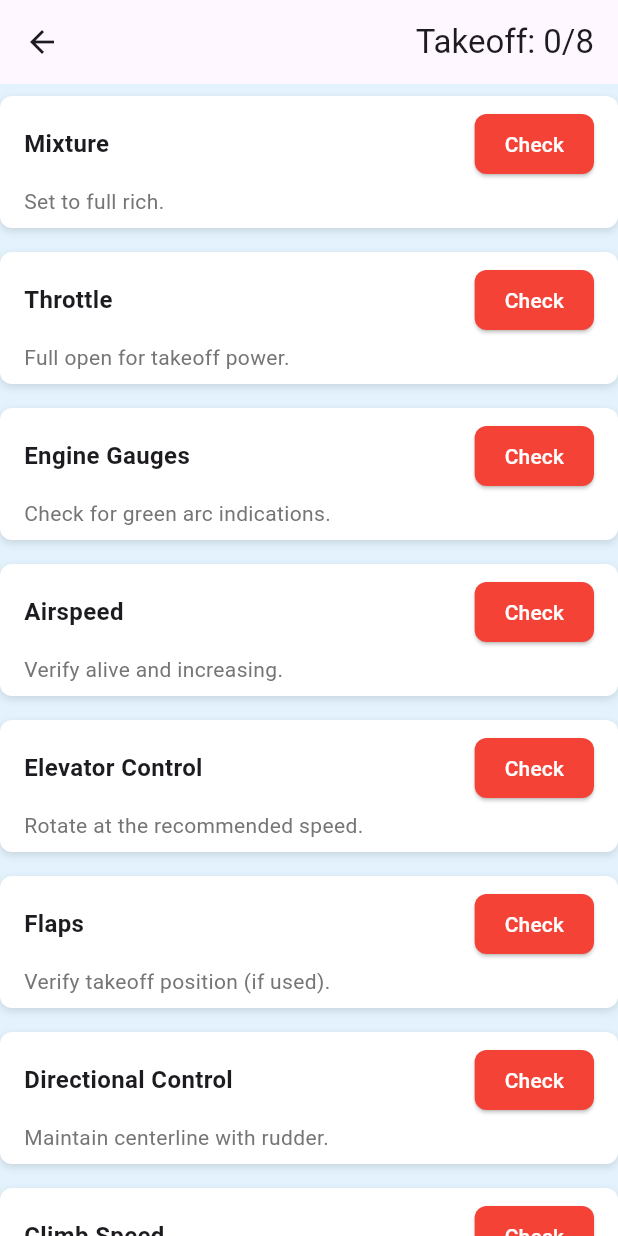
After one commit to flutify-sa/c152, a Flutter app: the TakeoffChecklistScreen screen opened directly, on a phone screen of 412 x 824 dp. The commit adds this screen. Run offline on Flutter 3.47's test engine with Material 3 defaults, Android fonts, the phone set to English and light mode, and no system bars.

Commit message:
adding checklists

```diff
--- /dev/null
+++ b/lib/beforetakeoff.dart
@@ -0,0 +1,124 @@
+import 'package:c152/checklistitem.dart';
+import 'package:flutter/material.dart';
+
+class BeforeTakeoffChecklistScreen extends StatefulWidget {
+  const BeforeTakeoffChecklistScreen({super.key});
+
+  @override
+  BeforeTakeoffChecklistScreenState createState() =>
+      BeforeTakeoffChecklistScreenState();
+}
+
+class BeforeTakeoffChecklistScreenState
+    extends State<BeforeTakeoffChecklistScreen> {
+  // List of checklist items and their requirements for Before Takeoff
+  final List<Map<String, String>> checklistItems = [
+    {'item': 'Flight Controls', 'req': 'Check for free and correct movement.'},
+    {'item': 'Flight Instruments', 'req': 'Set and verify correct settings.'},
+    {'item': 'Fuel Selector', 'req': 'Ensure set to BOTH.'},
+    {'item': 'Mixture', 'req': 'Set to FULL RICH.'},
+    {'item': 'Trim', 'req': 'Set for takeoff.'},
+    {'item': 'Flaps', 'req': 'Set for takeoff if required.'},
+    {'item': 'Throttle', 'req': 'Set to 1700 RPM for engine run-up.'},
+    {'item': 'Magnetos', 'req': 'Check (Drop should not exceed 125 RPM).'},
+    {'item': 'Carburetor Heat', 'req': 'Check and set as required.'},
+    {'item': 'Engine Gauges', 'req': 'Check for proper indications.'},
+    {'item': 'Ammeter and Suction', 'req': 'Verify proper operation.'},
+    {'item': 'Throttle Idle', 'req': 'Check for smooth operation.'},
+    {'item': 'Mixture', 'req': 'Lean for altitude if required.'},
+    {
+      'item': 'Radio and Navigation Equipment',
+      'req': 'Set and verify frequencies.'
+    },
+    {'item': 'Takeoff Briefing', 'req': 'Complete takeoff briefing.'},
+    {'item': 'Doors and Windows', 'req': 'Ensure secure.'},
+    {'item': 'Transponder', 'req': 'Set to ALT.'},
+    {
+      'item': 'Lights',
+      'req': 'Set as required (beacon, strobe, landing light).'
+    },
+    {'item': 'Parking Brake', 'req': 'Release before taxi to runway.'},
+  ];
+
+  // Track the state of each checklist item
+  List<bool> isCompleted = [];
+
+  @override
+  void initState() {
+    super.initState();
+    // Initialize all items as not completed
+    isCompleted = List<bool>.filled(checklistItems.length, false);
+  }
+
+  // Calculate the number of completed checks
+  int get completedCount => isCompleted.where((completed) => completed).length;
+
+  // Check if all items are completed
+  bool get allCompleted => completedCount == checklistItems.length;
+
+  @override
+  Widget build(BuildContext context) {
+    return Scaffold(
+      backgroundColor: Colors.blue.shade50,
+      appBar: AppBar(
+        title: Row(
+          children: [
+            Expanded(
+              child: Text(
+                '',
+                overflow: TextOverflow.ellipsis,
+              ),
+            ),
+            allCompleted
+                ? Text(
+                    'COMPLETED',
+                    style: TextStyle(
+                        color: Colors.green, fontWeight: FontWeight.bold),
+                  )
+                : Text(
+                    'Before Takeoff: $completedCount/${checklistItems.length}'),
+          ],
+        ),
+      ),
+      body: SingleChildScrollView(
+        child: Column(
+          children: [
+            ListView.builder(
+              shrinkWrap: true,
+              physics: NeverScrollableScrollPhysics(),
+              itemCount: checklistItems.length,
+              itemBuilder: (context, index) {
+                return Padding(
+                  padding: const EdgeInsets.symmetric(vertical: 8.0),
+                  child: Container(
+                    decoration: BoxDecoration(
+                      color: Colors.white,
+                      borderRadius: BorderRadius.circular(8.0),
+                      boxShadow: [
+                        BoxShadow(
+                          color: Colors.black12,
+                          blurRadius: 4.0,
+                          offset: Offset(0, 2),
+                        ),
+                      ],
+                    ),
+                    child: ChecklistItem(
+                      item: checklistItems[index]['item']!,
+                      req: checklistItems[index]['req']!,
+                      isCompleted: isCompleted[index],
+                      onPressed: () {
+                        setState(() {
+                          isCompleted[index] = !isCompleted[index];
+                        });
+                      },
+                    ),
+                  ),
+                );
+              },
+            ),
+          ],
+        ),
+      ),
+    );
+  }
+}
--- a/lib/drawerlisttile.dart
+++ b/lib/drawerlisttile.dart
@@ -24,9 +24,9 @@ class DrawerListTile extends StatelessWidget {
         ),
         borderRadius: BorderRadius.circular(7.0), // Rounded corners
       ),
-      padding: EdgeInsets.all(8.0), // Inner padding
+      padding: EdgeInsets.all(5.0), // Inner padding
       margin:
-          EdgeInsets.symmetric(vertical: 7.0, horizontal: 4.0), // Outer spacing
+          EdgeInsets.symmetric(vertical: 5.0, horizontal: 4.0), // Outer spacing
       child: ListTile(
         title: Text(
           title,
--- /dev/null
+++ b/lib/takeoff.dart
@@ -0,0 +1,111 @@
+import 'package:c152/checklistitem.dart';
+import 'package:flutter/material.dart';
+
+class TakeoffChecklistScreen extends StatefulWidget {
+  const TakeoffChecklistScreen({super.key});
+
+  @override
+  TakeoffChecklistScreenState createState() => TakeoffChecklistScreenState();
+}
+
+class TakeoffChecklistScreenState extends State<TakeoffChecklistScreen> {
+  // List of checklist items and their requirements for Takeoff
+  final List<Map<String, String>> checklistItems = [
+    {'item': 'Mixture', 'req': 'Set to full rich.'},
+    {'item': 'Throttle', 'req': 'Full open for takeoff power.'},
+    {'item': 'Engine Gauges', 'req': 'Check for green arc indications.'},
+    {'item': 'Airspeed', 'req': 'Verify alive and increasing.'},
+    {'item': 'Elevator Control', 'req': 'Rotate at the recommended speed.'},
+    {'item': 'Flaps', 'req': 'Verify takeoff position (if used).'},
+    {'item': 'Directional Control', 'req': 'Maintain centerline with rudder.'},
+    {
+      'item': 'Climb Speed',
+      'req': 'Establish and maintain initial climb speed.'
+    },
+  ];
+
+  // Track the state of each checklist item
+  List<bool> isCompleted = [];
+
+  @override
+  void initState() {
+    super.initState();
+    // Initialize all items as not completed
+    isCompleted = List<bool>.filled(checklistItems.length, false);
+  }
+
+  // Calculate the number of completed checks
+  int get completedCount => isCompleted.where((completed) => completed).length;
+
+  // Check if all items are completed
+  bool get allCompleted => completedCount == checklistItems.length;
+
+  @override
+  Widget build(BuildContext context) {
+    return Scaffold(
+      backgroundColor: Colors.blue.shade50, // Match the background color
+      appBar: AppBar(
+        title: Row(
+          children: [
+            Expanded(
+              child: Text(
+                '',
+                overflow: TextOverflow
+                    .ellipsis, // Handles overflow if text is too long
+              ),
+            ),
+            allCompleted
+                ? Text(
+                    'COMPLETED',
+                    style: TextStyle(
+                        color: Colors.green, fontWeight: FontWeight.bold),
+                  )
+                : Text('Takeoff: $completedCount/${checklistItems.length}'),
+          ],
+        ),
+      ),
+      body: SingleChildScrollView(
+        child: Column(
+          children: [
+            ListView.builder(
+              shrinkWrap: true,
+              physics:
+                  NeverScrollableScrollPhysics(), // Prevent internal scrolling
+              itemCount: checklistItems.length,
+              itemBuilder: (context, index) {
+                return Padding(
+                  padding: const EdgeInsets.symmetric(
+                      vertical: 8.0), // Add vertical spacing
+                  child: Container(
+                    decoration: BoxDecoration(
+                      color: Colors.white, // White background
+                      borderRadius:
+                          BorderRadius.circular(8.0), // Rounded corners
+                      boxShadow: [
+                        BoxShadow(
+                          color: Colors.black12,
+                          blurRadius: 4.0,
+                          offset: Offset(0, 2), // Add a subtle shadow
+                        ),
+                      ],
+                    ),
+                    child: ChecklistItem(
+                      item: checklistItems[index]['item']!,
+                      req: checklistItems[index]['req']!,
+                      isCompleted: isCompleted[index],
+                      onPressed: () {
+                        setState(() {
+                          isCompleted[index] = !isCompleted[index];
+                        });
+                      },
+                    ),
+                  ),
+                );
+              },
+            ),
+          ],
+        ),
+      ),
+    );
+  }
+}
```
Also changed, not shown: lib/homescreen.dart (+39 -0 lines), lib/taxi.dart (added, +115 -0 lines).
